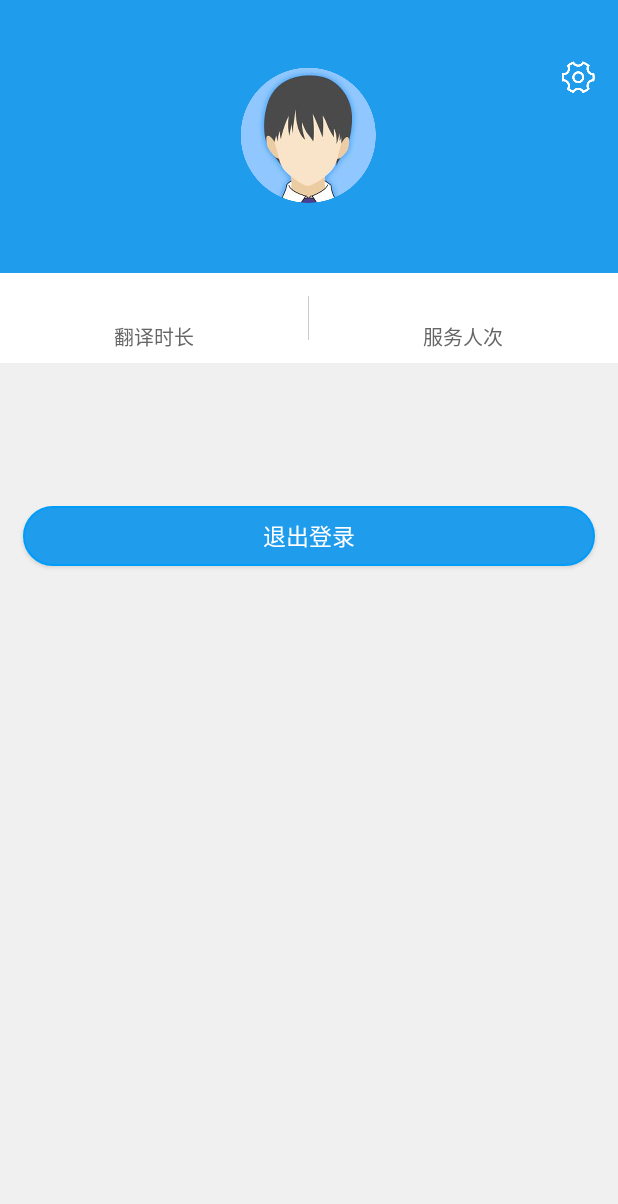
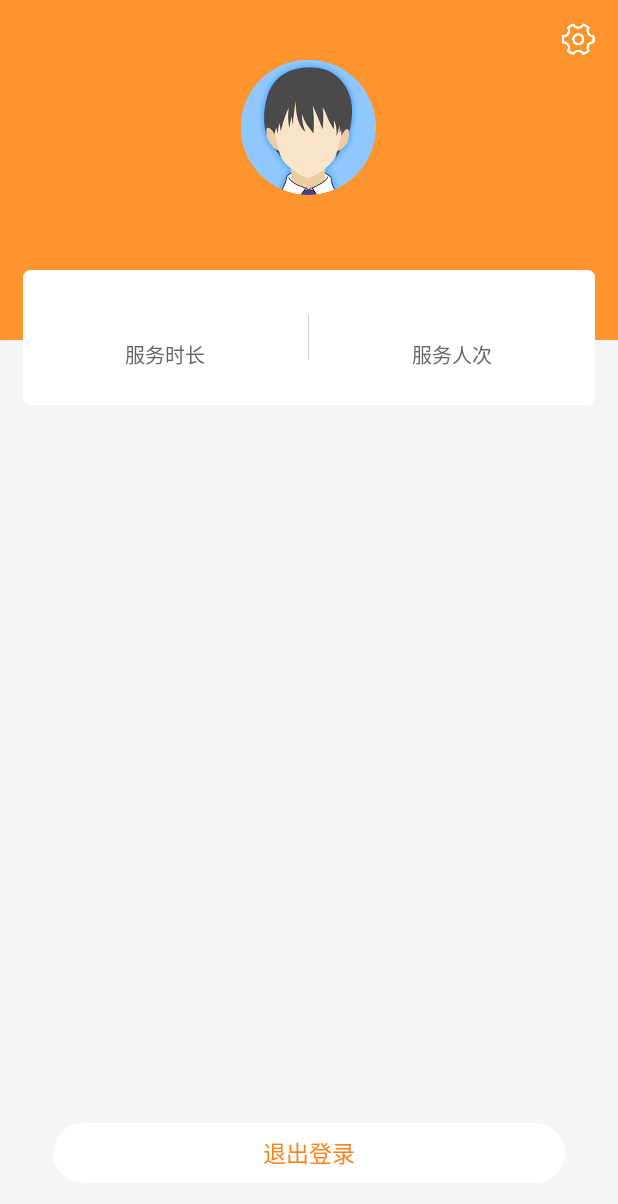
Before and after one commit to 76782875/GaiTranslator, an Android app: the layout fragment_translator_center.xml on its own in the app's theme, with its tools: preview values and no code run, on a phone screen of 412 x 824 dp. Shown: the top 1204 px of the screen. Run offline under Robolectric (Android 15) with nearby library versions, the light colour scheme and no system bars.

Commit message:
我的界面改版

```diff
--- a/app/src/main/java/com/lyun/lawyer/fragment/TranslatorCenterFragment.java
+++ b/app/src/main/java/com/lyun/lawyer/fragment/TranslatorCenterFragment.java
@@ -2,7 +2,9 @@ package com.lyun.lawyer.fragment;
 
 import android.content.Intent;
 import android.databinding.BaseObservable;
+import android.os.Build;
 import android.support.annotation.NonNull;
+import android.view.View;
 
 import com.lyun.lawyer.R;
 import com.lyun.lawyer.activity.LoginActivity;
@@ -33,7 +35,10 @@ public class TranslatorCenterFragment extends MvvmFragment<FragmentTranslatorCen
     @NonNull
     @Override
     protected TranslatorCenterFragmentViewModel createViewModel() {
-        return new TranslatorCenterFragmentViewModel().setPropertyChangeListener(this);
+        TranslatorCenterFragmentViewModel viewModel = new TranslatorCenterFragmentViewModel();
+        viewModel.setPropertyChangeListener(this);
+        viewModel.topVisible.set(Build.VERSION.SDK_INT >= Build.VERSION_CODES.KITKAT ? View.VISIBLE : View.GONE);
+        return viewModel;
     }
 
     @Override
--- a/app/src/main/java/com/lyun/lawyer/viewmodel/TranslatorCenterFragmentViewModel.java
+++ b/app/src/main/java/com/lyun/lawyer/viewmodel/TranslatorCenterFragmentViewModel.java
@@ -27,7 +27,7 @@ import io.reactivex.android.schedulers.AndroidSchedulers;
 
 public class TranslatorCenterFragmentViewModel extends ViewModel {
 
-    public final ObservableInt topVisible = new ObservableInt();//android 5.0以上显示，否则不显示
+    public final ObservableInt topVisible = new ObservableInt(0);//android 5.0以上显示，否则不显示
     public final ObservableField<String> userName = new ObservableField<>();//昵称
     public final ObservableField<String> translateTime = new ObservableField<>();//翻译时长
     public final ObservableField<String> personTime = new ObservableField<>();//人次
--- a/app/src/main/res/layout/fragment_translator_center.xml
+++ b/app/src/main/res/layout/fragment_translator_center.xml
@@ -1,5 +1,6 @@
 <?xml version="1.0" encoding="utf-8"?>
-<layout xmlns:android="http://schemas.android.com/apk/res/android">
+<layout xmlns:android="http://schemas.android.com/apk/res/android"
+        xmlns:app="http://schemas.android.com/apk/res-auto">
 
     <data>
 
@@ -10,56 +11,48 @@
             type="TranslatorCenterFragmentViewModel"></variable>
     </data>
 
-    <LinearLayout
+    <RelativeLayout
         android:layout_width="match_parent"
         android:layout_height="match_parent"
-        android:background="@color/bgc1"
+        android:background="#f5f5f5"
         android:orientation="vertical">
-
-        <ScrollView
-            android:layout_width="match_parent"
-            android:layout_height="wrap_content"
-            android:scrollbars="none">
-
-            <LinearLayout
-                android:layout_width="match_parent"
-                android:layout_height="wrap_content"
-                android:orientation="vertical">
-
-                <RelativeLayout
-
-                    android:layout_width="match_parent"
-                    android:layout_height="wrap_content"
-                    android:background="@color/colorPrimary"
-                    android:paddingBottom="15dp">
 
         <RelativeLayout
             android:id="@+id/layout_height_top"
             android:layout_width="match_parent"
             android:layout_height="25dp"
             android:layout_alignParentTop="true"
-                        android:visibility="@{mvvm.topVisible}"></RelativeLayout>
+            android:visibility="@{mvvm.topVisible}">
+
+        </RelativeLayout>
+
+        <RelativeLayout
+            android:layout_width="match_parent"
+            android:layout_height="wrap_content"
+            android:layout_alignParentTop="true"
+            android:layout_below="@id/layout_height_top"
+            android:background="#fe942d"
+            android:paddingBottom="65dp">
 
             <ImageView
                 android:id="@+id/translator_center_setting"
                 android:layout_width="wrap_content"
                 android:layout_height="wrap_content"
                 android:layout_alignParentRight="true"
-                        android:layout_below="@id/layout_height_top"
-                        android:layout_marginRight="15dp"
-                        android:layout_marginTop="15dp"
+                android:layout_marginRight="5dp"
+                android:layout_marginTop="5dp"
                 android:onClick="@{mvvm.onViewClick}"
-                        android:src="@mipmap/translator_setting_icon" />
+                android:padding="10dp"
+                android:src="@mipmap/translator_setting_icon"/>
 
             <ImageView
                 android:id="@+id/translator_center_avatar"
                 android:layout_width="90dp"
                 android:layout_height="90dp"
-                        android:layout_below="@+id/layout_height_top"
                 android:layout_centerHorizontal="true"
-                        android:layout_marginTop="20dp"
+                android:layout_marginTop="40dp"
                 android:onClick="@{mvvm.onViewClick}"
-                        android:src="@mipmap/translator_default_avatar" />
+                android:src="@mipmap/translator_default_avatar"/>
 
             <TextView
                 android:id="@+id/translator_center_name"
@@ -70,112 +63,106 @@
                 android:layout_marginTop="10dp"
                 android:text="@{mvvm.userName}"
                 android:textColor="@color/tcw"
-                        android:textSize="15sp" />
+                android:textSize="15sp"/>
         </RelativeLayout>
 
+        <com.lyun.roundrectview.RoundRectLinearLayout
+            android:layout_width="match_parent"
+            android:layout_height="90dp"
+            android:layout_marginLeft="15dp"
+            android:layout_marginRight="15dp"
+            android:layout_marginTop="180dp"
+            android:elevation="10dp"
+            android:orientation="horizontal"
+            android:weightSum="2"
+            app:backgroundColor="@android:color/white"
+            app:cornerRadius="5dp">
+
             <LinearLayout
-                    android:layout_width="match_parent"
-                    android:layout_height="60dp"
-                    android:background="@color/bgcw"
-                    android:orientation="horizontal"
-                    android:weightSum="2">
-
-                    <RelativeLayout
                 android:layout_width="0dp"
                 android:layout_height="match_parent"
-                        android:layout_weight="1">
-
-                        <RelativeLayout
-                            android:layout_width="match_parent"
-                            android:layout_height="wrap_content"
-                            android:layout_centerInParent="true">
-
-                            <LinearLayout
-                                android:id="@+id/user_center_min"
-                                android:layout_width="wrap_content"
-                                android:layout_height="wrap_content"
-                                android:layout_centerHorizontal="true"
+                android:layout_weight="1"
                 android:gravity="center"
-                                android:orientation="horizontal">
+                android:orientation="vertical"
+                android:weightSum="2">
 
                 <TextView
                     android:layout_width="wrap_content"
                     android:layout_height="wrap_content"
+                    android:layout_weight="1"
+                    android:gravity="bottom|center_horizontal"
+                    android:padding="2dp"
                     android:text="@{mvvm.translateTime}"
-                                    android:textColor="@color/tc1"
-                                    android:textSize="14sp" />
-
-                            </LinearLayout>
-
+                    android:textColor="#333333"
+                    android:textSize="14sp"/>
 
                 <TextView
                     android:layout_width="wrap_content"
                     android:layout_height="wrap_content"
-                                android:layout_below="@+id/user_center_min"
                     android:layout_centerHorizontal="true"
-                                android:layout_marginTop="5dp"
-                                android:text="翻译时长"
-                                android:textColor="@color/tc2"
-                                android:textSize="13sp" />
-                        </RelativeLayout>
-                    </RelativeLayout>
+                    android:layout_weight="1"
+                    android:gravity="top|center_horizontal"
+                    android:padding="2dp"
+                    android:text="服务时长"
+                    android:textColor="#666666"
+                    android:textSize="13sp"/>
+            </LinearLayout>
 
             <View
                 android:layout_width="1px"
-                        android:layout_height="match_parent"
-                        android:layout_marginBottom="15dp"
-                        android:layout_marginTop="15dp"
-                        android:background="@color/lc1" />
+                android:layout_height="30dp"
+                android:layout_gravity="center_vertical"
+                android:background="@color/lc1"/>
 
-                    <RelativeLayout
+            <LinearLayout
                 android:layout_width="0dp"
                 android:layout_height="match_parent"
-                        android:layout_weight="1">
-
-                        <RelativeLayout
-                            android:layout_width="match_parent"
-                            android:layout_height="wrap_content"
-                            android:layout_centerInParent="true">
-
-                            <TextView
-                                android:id="@+id/user_center_type"
-                                android:layout_width="wrap_content"
-                                android:layout_height="wrap_content"
-                                android:layout_centerHorizontal="true"
-                                android:text="@{mvvm.personTime}"
-                                android:textColor="@color/tc1"
-                                android:textSize="14sp" />
+                android:layout_weight="1"
+                android:orientation="vertical"
+                android:gravity="center"
+                android:weightSum="2">
 
                 <TextView
                     android:layout_width="wrap_content"
                     android:layout_height="wrap_content"
-                                android:layout_below="@+id/user_center_type"
+                    android:layout_weight="1"
+                    android:gravity="bottom|center_horizontal"
+                    android:padding="2dp"
+                    android:text="@{mvvm.personTime}"
+                    android:textColor="#333333"
+                    android:textSize="14sp"/>
+
+                <TextView
+                    android:layout_width="wrap_content"
+                    android:layout_height="wrap_content"
                     android:layout_centerHorizontal="true"
-                                android:layout_marginTop="5dp"
+                    android:layout_weight="1"
+                    android:gravity="top|center_horizontal"
+                    android:padding="2dp"
                     android:text="服务人次"
-                                android:textColor="@color/tc2"
-                                android:textSize="13sp" />
-                        </RelativeLayout>
-                    </RelativeLayout>
+                    android:textColor="#666666"
+                    android:textSize="13sp"/>
             </LinearLayout>
+        </com.lyun.roundrectview.RoundRectLinearLayout>
 
-                <Button
+        <com.lyun.roundrectview.RoundRectButton
             android:id="@+id/translator_center_exit"
             android:layout_width="match_parent"
             android:layout_height="40dp"
-                    android:layout_marginBottom="15dp"
-                    android:layout_marginLeft="15dp"
-                    android:layout_marginRight="15dp"
-                    android:layout_marginTop="95dp"
-                    android:background="@drawable/bg_no_border_round_corner"
+            android:layout_alignParentBottom="true"
+            android:layout_marginBottom="35dp"
+            android:layout_marginLeft="35dp"
+            android:layout_marginRight="35dp"
+            android:elevation="10dp"
+            android:gravity="center"
             android:onClick="@{mvvm.onViewClick}"
             android:text="退出登录"
-                    android:textColor="@android:color/white"
+            android:textColor="#fe811c"
             android:textSize="15sp"
-                    android:visibility="@{mvvm.exitVisible}" />
-            </LinearLayout>
-        </ScrollView>
+            android:visibility="@{mvvm.exitVisible}"
+            app:backgroundColor="@android:color/white"
+            app:cornerRadius="50%"/>
 
-    </LinearLayout>
+    </RelativeLayout>
 
 </layout>
```
Lines whose indentation alone changed are shown as unchanged.
